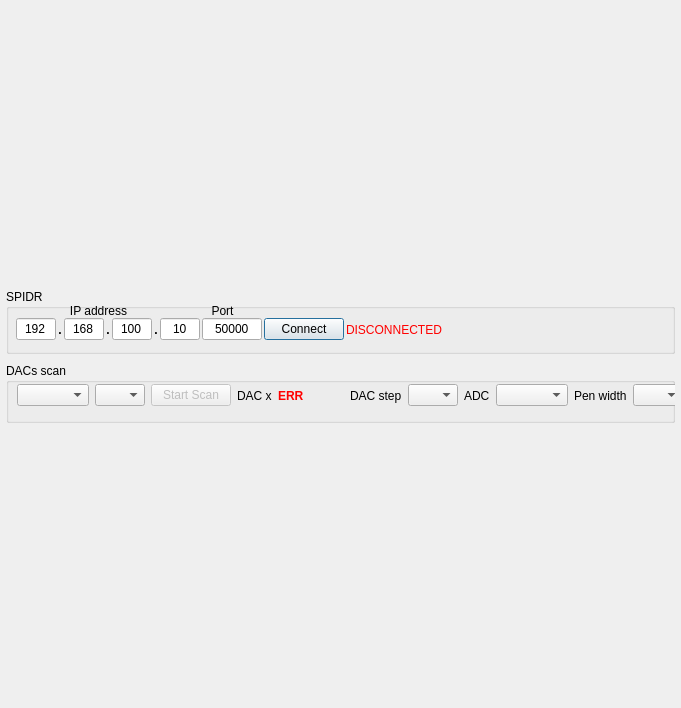
Above: SpidrDacsScan/SpidrDacsScan.ui from navrit/dexter before the change. Below: the same form after it.
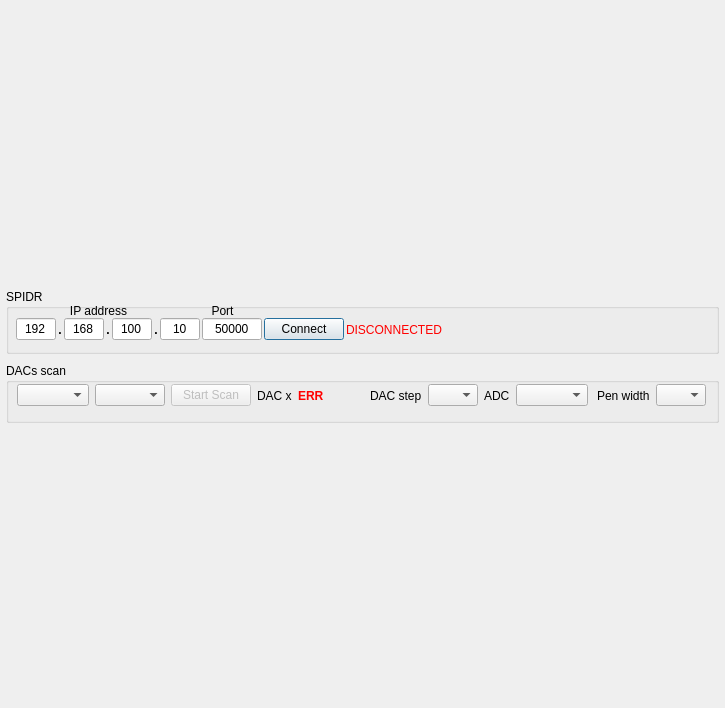
That is the form after the change. Icons and pictures are not drawn.

Diff of the .ui file:
```diff
--- a/SpidrDacsScan/SpidrDacsScan.ui
+++ b/SpidrDacsScan/SpidrDacsScan.ui
@@ -6,7 +6,7 @@
    <rect>
     <x>0</x>
     <y>0</y>
-    <width>681</width>
+    <width>725</width>
     <height>708</height>
    </rect>
   </property>
@@ -86,7 +86,7 @@
          <rect>
           <x>10</x>
           <y>28</y>
-          <width>634</width>
+          <width>691</width>
           <height>25</height>
          </rect>
         </property>
@@ -327,7 +327,7 @@
          <rect>
           <x>11</x>
           <y>20</y>
-          <width>667</width>
+          <width>692</width>
           <height>25</height>
          </rect>
         </property>
@@ -339,7 +339,7 @@
           <widget class="QComboBox" name="_comboBoxDeviceType">
            <property name="maximumSize">
             <size>
-             <width>50</width>
+             <width>70</width>
              <height>16777215</height>
             </size>
            </property>
```
